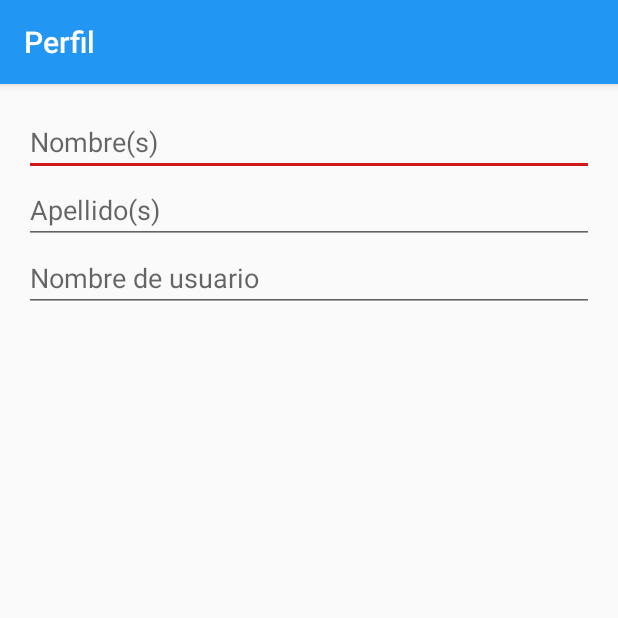
After one commit to pollux07/GRP1, an Android app: the ProfileActivity screen opened directly, with no data from a screen before it, on a phone screen of 412 x 824 dp, the top half of it. The commit adds this screen. Run offline under Robolectric (Android 15) with nearby library versions, the phone set to English and light mode, and no system bars.

Commit message:
pantalla de login y de perfil

```diff
--- /dev/null
+++ b/app/src/main/java/com/leon/daniel/grp1/ProfileActivity.java
@@ -0,0 +1,13 @@
+package com.leon.daniel.grp1;
+
+import android.support.v7.app.AppCompatActivity;
+import android.os.Bundle;
+
+public class ProfileActivity extends AppCompatActivity {
+
+    @Override
+    protected void onCreate(Bundle savedInstanceState) {
+        super.onCreate(savedInstanceState);
+        setContentView(R.layout.activity_profile);
+    }
+}
--- a/app/src/main/res/layout/activity_login.xml
+++ b/app/src/main/res/layout/activity_login.xml
@@ -1,4 +1,4 @@
-<LinearLayout xmlns:android="http://schemas.android.com/apk/res/android"
+<RelativeLayout xmlns:android="http://schemas.android.com/apk/res/android"
     xmlns:tools="http://schemas.android.com/tools"
     android:layout_width="match_parent"
     android:layout_height="match_parent"
@@ -13,11 +13,13 @@
     tools:context="com.leon.daniel.grp1.LoginActivity">
 
     <!-- Login progress -->
+
     <ProgressBar
         android:id="@+id/login_progress"
         style="?android:attr/progressBarStyleLarge"
         android:layout_width="wrap_content"
         android:layout_height="wrap_content"
+        android:layout_marginTop="250dp"
         android:layout_marginBottom="8dp"
         android:visibility="gone" />
 
@@ -112,4 +114,4 @@
 
         </LinearLayout>
     </ScrollView>
-</LinearLayout>
+</RelativeLayout>
--- /dev/null
+++ b/app/src/main/res/layout/activity_profile.xml
@@ -0,0 +1,31 @@
+<?xml version="1.0" encoding="utf-8"?>
+<LinearLayout xmlns:android="http://schemas.android.com/apk/res/android"
+    xmlns:app="http://schemas.android.com/apk/res-auto"
+    xmlns:tools="http://schemas.android.com/tools"
+    android:layout_width="match_parent"
+    android:layout_height="match_parent"
+    tools:context="com.leon.daniel.grp1.ProfileActivity"
+    android:padding="@dimen/activity_horizontal_margin"
+    android:orientation="vertical">
+
+    <EditText
+        android:id="@+id/et_name"
+        android:layout_width="match_parent"
+        android:layout_height="wrap_content"
+        android:hint="@string/name"
+        android:textColor="@color/colorPrimaryString"/>
+    <EditText
+        android:id="@+id/et_last1"
+        android:layout_width="match_parent"
+        android:layout_height="wrap_content"
+        android:hint="@string/last_name"
+        android:textColor="@color/colorPrimaryString"/>
+    <EditText
+        android:id="@+id/et_username"
+        android:layout_width="match_parent"
+        android:layout_height="wrap_content"
+        android:hint="@string/username"
+        android:textColor="@color/colorPrimaryString"/>
+
+
+</LinearLayout>
--- a/app/src/main/res/menu/activity_main_drawer.xml
+++ b/app/src/main/res/menu/activity_main_drawer.xml
@@ -30,6 +30,10 @@
                 android:id="@+id/nav_send"
                 android:icon="@drawable/ic_menu_send"
                 android:title="Send" />
+            <item
+                android:id="@+id/logout"
+                android:icon="@drawable/ic_logout"
+                android:title="@string/logout"/>
         </menu>
     </item>
 
--- a/app/src/main/res/values/strings.xml
+++ b/app/src/main/res/values/strings.xml
@@ -125,4 +125,8 @@
     <string name="username">Nombre de usuario</string>
     <string name="confirm_password">Confirmar password</string>
     <string name="different_psw">El password no coinside</string>
+    <string name="logout">Cerrar sesión</string>
+    <string name="requirement">Completa los siguientes datos para terminar tu registro</string>
+    <string name="edit_profile_title_activity">Editar perfil</string>
+    <string name="profile">Perfil</string>
 </resources>
--- a/build.gradle
+++ b/build.gradle
@@ -3,6 +3,7 @@
 buildscript {
     repositories {
         jcenter()
+        google()
     }
     dependencies {
         classpath 'com.android.tools.build:gradle:3.0.1'
@@ -15,6 +16,7 @@ buildscript {
 allprojects {
     repositories {
         jcenter()
+        google()
     }
 }
 
```
Also changed, not shown: app/build.gradle (+8 -8 lines), app/src/main/AndroidManifest.xml (+5 -2 lines), app/src/main/java/com/leon/daniel/grp1/LoginActivity.java (+37 -55 lines), app/src/main/java/com/leon/daniel/grp1/MainActivity.java (+85 -0 lines), app/src/main/java/com/leon/daniel/grp1/Utils/Common.java (+9 -1 lines), app/src/main/java/com/leon/daniel/grp1/Utils/WebService.java (+56 -1 lines), app/src/main/res/layout/content_main.xml (+8 -3 lines), app/src/main/res/values/dimens.xml (+14 -0 lines), app/src/main/res/drawable-hdpi/ic_logout.png (added), app/src/main/res/drawable-mdpi/ic_logout.png (added), app/src/main/res/drawable-xhdpi/ic_logout.png (added), app/src/main/res/drawable-xxhdpi/ic_logout.png (added), app/src/main/res/drawable-xxxhdpi/ic_logout.png (added).
